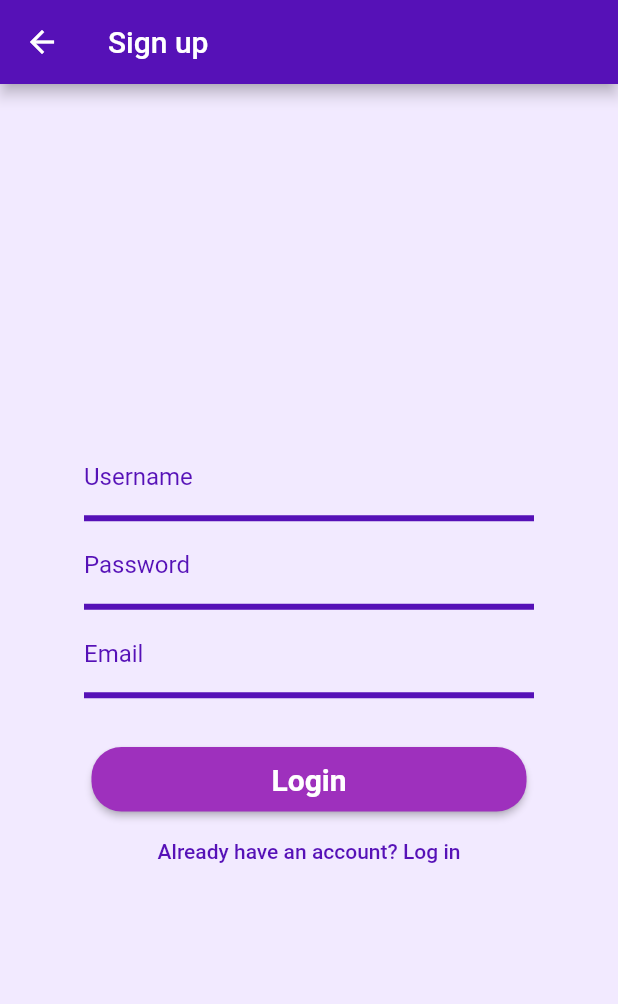
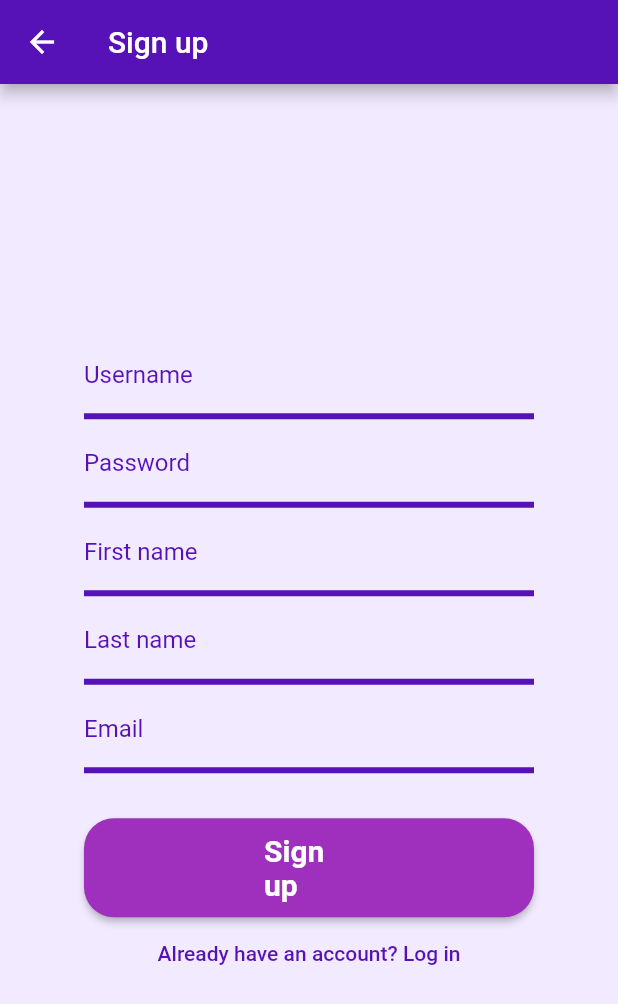
Before and after one commit to Tiffany-P/COP4331FlutterApp, a Flutter app: the RegisterPage screen opened directly, on a phone screen of 412 x 824 dp. Shown: the top 1004 px of the screen. Run offline on Flutter 3.47's test engine with Material 2 defaults, Android fonts, the phone set to English and light mode, and no system bars.

Commit message:
Functional login and register pages with new api

```diff
--- a/frontend/lib/login.dart
+++ b/frontend/lib/login.dart
@@ -7,7 +7,7 @@ import 'register.dart';
 import 'home.dart';
 
 // Define the API endpoint URL
-final String apiUrl = 'http://10.0.2.2:5000/api/login';
+final String apiUrl = 'http://10.0.2.2:5000/api/users/login';
 
 class User {
   final String login;
@@ -39,9 +39,9 @@ Future<void> loginUser(
 
     if (response.statusCode == 200) {
       final Map<String, dynamic> res = json.decode(response.body);
-      final int id = res['id'] as int;
+      final String id = res['id'];
       print(id);
-      if (id <= 0) {
+      if (id == null) {
       } else {
         // Login successful, handle the response, e.g., parse authentication tokens.
         final responseData = json.decode(response.body);
--- a/frontend/lib/register.dart
+++ b/frontend/lib/register.dart
@@ -7,23 +7,29 @@ import 'login.dart';
 import 'home.dart';
 
 // Define the API endpoint URL
-final String apiUrl = 'http://10.0.2.2:5000/api/register';
+final String apiUrl = 'http://10.0.2.2:5000/api/users/register';
 
 class User {
   final String login;
   final String password;
+  final String firstName;
+  final String lastName;
+  final String email;
 
-  User(this.login, this.password);
+  User(this.login, this.password, this.firstName, this.lastName, this.email);
 
   Map<String, dynamic> toJson() => {
         'login': login,
         'password': password,
+        'firstName': firstName,
+        'lastName': lastName,
+        'email': email,
       };
 }
 
-Future<void> RegisterUser(
-    BuildContext context, String login, String password) async {
-  final user = User(login, password);
+Future<void> RegisterUser(BuildContext context, String login, String password,
+    String firstName, String lastName, String email) async {
+  final user = User(login, password, firstName, lastName, email);
   final userJson = jsonEncode(user);
 
   print("User: $login, Pass: $password");
@@ -39,10 +45,10 @@ Future<void> RegisterUser(
 
     if (response.statusCode == 200) {
       final Map<String, dynamic> res = json.decode(response.body);
-      final int id = res['id'] as int;
-      print(id);
-      if (id <= 0) {
-      } else {
+      // final String id = res['id'];
+      // print(id);
+      // if (id != null) {
+      // } else {
       // Login successful, handle the response, e.g., parse authentication tokens.
       final responseData = json.decode(response.body);
       final authToken = responseData['authToken'];
@@ -51,9 +57,9 @@ Future<void> RegisterUser(
       print("User: $login, Pass: $password");
       Navigator.push(
         context,
-          MaterialPageRoute(builder: (context) => HomePage()),
+        MaterialPageRoute(builder: (context) => LoginPage()),
       );
-      }
+      // }
 
       // You can save these tokens for future authenticated requests.
     } else {
@@ -71,6 +77,9 @@ Future<void> RegisterUser(
 class RegisterPage extends StatelessWidget {
   TextEditingController usernameInput = TextEditingController();
   TextEditingController passwordInput = TextEditingController();
+  TextEditingController firstNameInput = TextEditingController();
+  TextEditingController lastNameInput = TextEditingController();
+  TextEditingController emailInput = TextEditingController();
 
   @override
   Widget build(BuildContext context) {
@@ -111,8 +120,31 @@ class RegisterPage extends StatelessWidget {
                 ),
               ),
               TextField(
-                controller: passwordInput,
-                obscureText: true,
+                controller: firstNameInput,
+                decoration: InputDecoration(
+                  labelText: 'First name',
+                  labelStyle:
+                      TextStyle(color: Color.fromARGB(255, 86, 17, 183)),
+                  enabledBorder: UnderlineInputBorder(
+                    borderSide: BorderSide(
+                        color: Color.fromARGB(255, 86, 17, 183), width: 4.0),
+                  ),
+                ),
+              ),
+              TextField(
+                controller: lastNameInput,
+                decoration: InputDecoration(
+                  labelText: 'Last name',
+                  labelStyle:
+                      TextStyle(color: Color.fromARGB(255, 86, 17, 183)),
+                  enabledBorder: UnderlineInputBorder(
+                    borderSide: BorderSide(
+                        color: Color.fromARGB(255, 86, 17, 183), width: 4.0),
+                  ),
+                ),
+              ),
+              TextField(
+                controller: emailInput,
                 decoration: InputDecoration(
                   labelText: 'Email',
                   labelStyle:
@@ -126,7 +158,8 @@ class RegisterPage extends StatelessWidget {
               const SizedBox(height: 30.0),
               ElevatedButton(
                 onPressed: () {
-                  loginUser(context, usernameInput.text, passwordInput.text);
+                  RegisterUser(context, usernameInput.text, passwordInput.text,
+                      firstNameInput.text, lastNameInput.text, emailInput.text);
                 },
                 style: ElevatedButton.styleFrom(
                     primary: Color.fromARGB(255, 158, 48, 189),
@@ -137,7 +170,7 @@ class RegisterPage extends StatelessWidget {
                     ),
                     textStyle:
                         TextStyle(fontSize: 20, fontWeight: FontWeight.bold)),
-                child: Text('Login'),
+                child: Text('Sign up'),
               ),
               FlatButton(
                 onPressed: () {
```
Lines whose indentation alone changed are shown as unchanged.
